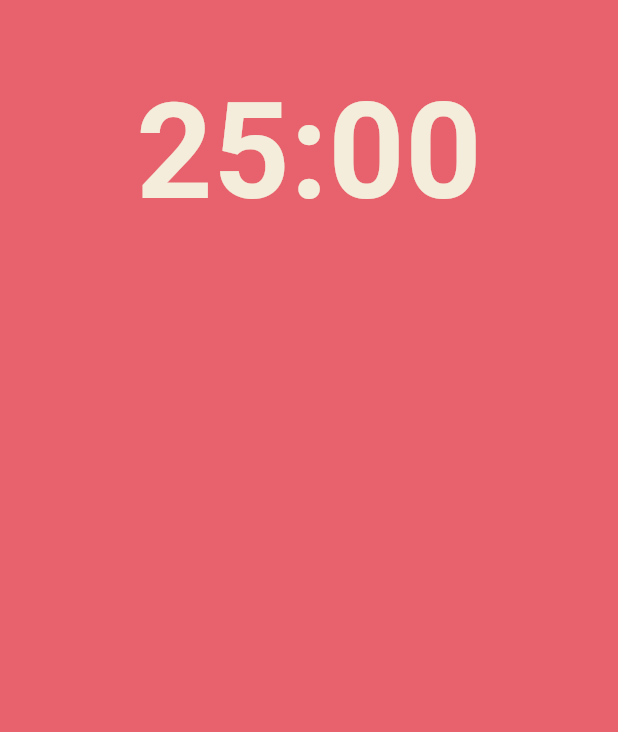
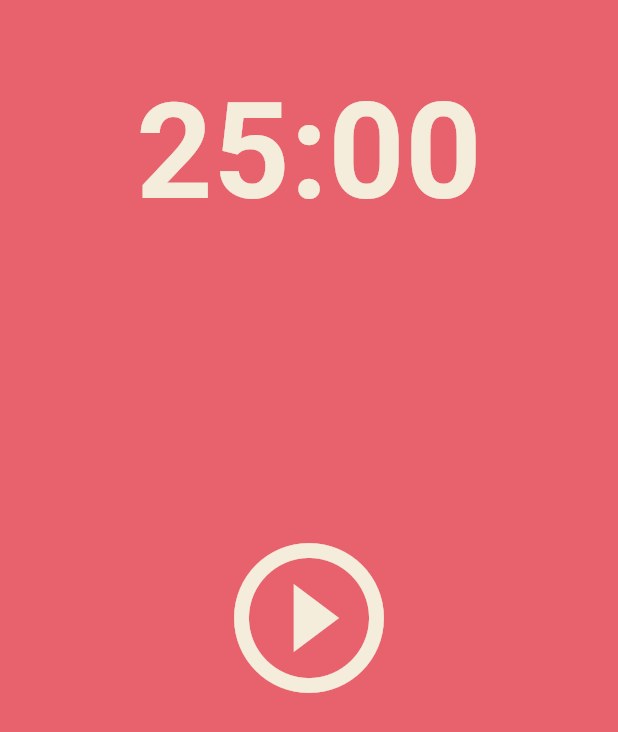
Before and after one commit to de-quei/flutter_pomodoro_prac, a Flutter app: the screen it shows after launch, on a phone screen of 412 x 824 dp. Shown: the top 732 px of the screen. Run offline on Flutter 3.47's test engine with Material 3 defaults, Android fonts, the phone set to English and light mode, and no system bars.

Commit message:
second flexible 설정

```diff
--- a/lib/main.dart
+++ b/lib/main.dart
@@ -11,6 +11,7 @@ class App extends StatelessWidget {
   @override
   Widget build(BuildContext context) {
     return MaterialApp(
+      // 테마 설정 (파일 분할 방법이 아니라 ThemeData를 많이 쓰나 봄!)
       theme: ThemeData(
         colorScheme: ColorScheme.fromSwatch(
           backgroundColor: const Color(0xFFE7626C),
--- a/lib/screens/home_screen.dart
+++ b/lib/screens/home_screen.dart
@@ -33,7 +33,14 @@ class _HomeScreenState extends State<HomeScreen> {
           ),
           Flexible(
             flex: 3,
-            child: Container(),
+            child: Center(
+              child: IconButton(
+                iconSize: 120,
+                color: Theme.of(context).cardColor,
+                onPressed: () {},
+                icon: const Icon(Icons.play_circle_outline),
+              ),
+            ),
           ),
           Flexible(
             flex: 1,
```
